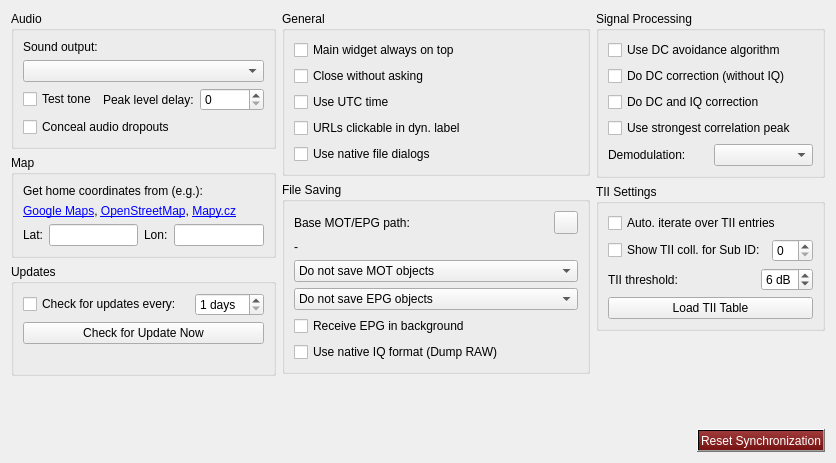
Above: src/base/forms/configuration.ui from tomneda/DABstar before the change. Below: the same form after it.
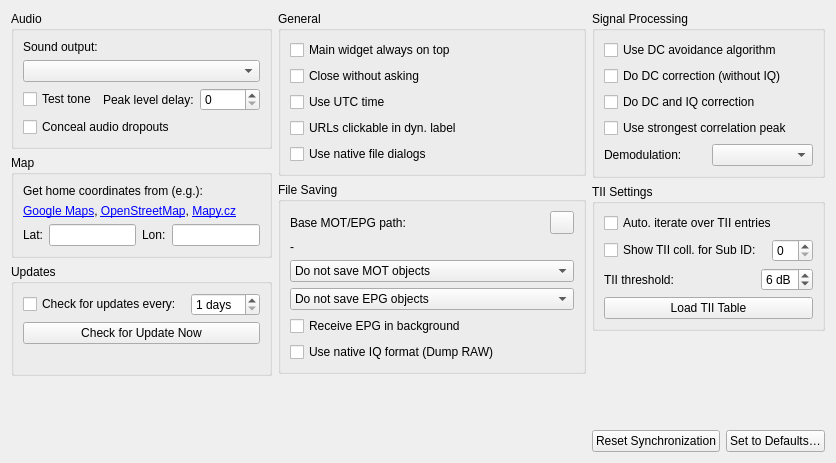
That is the form after the change. Icons and pictures are not drawn.

Commit message: Add set-to-defaults reset button

```diff
--- a/src/base/forms/configuration.ui
+++ b/src/base/forms/configuration.ui
@@ -598,6 +598,16 @@
        </item>
        <item>
         <layout class="QHBoxLayout" name="hl_bottom">
+         <item>
+          <widget class="QPushButton" name="resetButton">
+           <property name="toolTip">
+            <string>&lt;html&gt;&lt;head/&gt;&lt;body&gt;&lt;p&gt;&lt;span style=&quot; font-weight:700;&quot;&gt;Restart synchronization&lt;/span&gt;&lt;/p&gt;&lt;p&gt;Stops and restarts the current channel and service from scratch.&lt;/p&gt;&lt;p&gt;Use this if the synchronization got stuck or to reload the ensemble information.&lt;/p&gt;&lt;/body&gt;&lt;/html&gt;</string>
+           </property>
+           <property name="text">
+            <string>Reset Synchronization</string>
+           </property>
+          </widget>
+         </item>
          <item>
           <spacer name="sp_bottom_left">
            <property name="orientation">
@@ -612,16 +622,12 @@
           </spacer>
          </item>
          <item>
-          <widget class="QPushButton" name="resetButton">
+          <widget class="QPushButton" name="btnSetToDefaults">
            <property name="toolTip">
-            <string>&lt;html&gt;&lt;head/&gt;&lt;body&gt;&lt;p&gt;&lt;span style=&quot; font-weight:700;&quot;&gt;Restart synchronization&lt;/span&gt;&lt;/p&gt;&lt;p&gt;Stops and restarts the current channel and service from scratch.&lt;/p&gt;&lt;p&gt;Use this if the synchronization got stuck or to reload the ensemble information.&lt;/p&gt;&lt;/body&gt;&lt;/html&gt;</string>
-           </property>
-           <property name="styleSheet">
-            <string notr="true">QPushButton { background-color:qlineargradient(x1:1, y1:0, x2:1, y2:1, stop:0 rgba(158, 58, 58, 255),stop:1 rgba(118, 18, 18, 255)); color: #ffffff; }
-          </string>
+            <string>&lt;html&gt;&lt;head/&gt;&lt;body&gt;&lt;p&gt;&lt;span style=&quot; font-weight:700;&quot;&gt;Set all settings to defaults&lt;/span&gt;&lt;/p&gt;&lt;p&gt;Resets all settings (including the SDR device settings and window positions) to their default values and restarts DABstar after a confirmation.&lt;/p&gt;&lt;p&gt;The home coordinates, the peak level delay, the TII database file and the scanned service and ensemble database entries are kept.&lt;/p&gt;&lt;/body&gt;&lt;/html&gt;</string>
            </property>
            <property name="text">
-            <string>Reset Synchronization</string>
+            <string>Set to Defaults…</string>
            </property>
           </widget>
          </item>
```
The commit also changes 11 other files.
